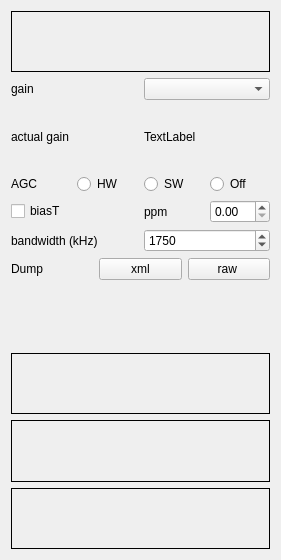
Before: the Qt Designer form sources/devices/rtlsdr-handler/rtlsdr-widget.ui in JvanKatwijk/qt-dab, drawn with Qt 5.
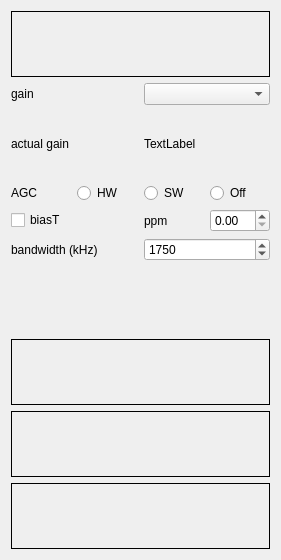
After: the same form once the commit is applied.

```diff
--- a/sources/devices/rtlsdr-handler/rtlsdr-widget.ui
+++ b/sources/devices/rtlsdr-handler/rtlsdr-widget.ui
@@ -153,34 +153,6 @@
      </item>
     </layout>
    </item>
-   <item>
-    <layout class="QHBoxLayout" name="horizontalLayout_6">
-     <item>
-      <widget class="QLabel" name="label_2">
-       <property name="text">
-        <string>Dump </string>
-       </property>
-      </widget>
-     </item>
-     <item>
-      <widget class="QPushButton" name="xml_dumpButton">
-       <property name="toolTip">
-        <string>&lt;html&gt;&lt;head/&gt;&lt;body&gt;&lt;p&gt;Dumps the raw input from the rtlsdr dongle into a self describing file (with header in xml format containing recorded time, container format, frequency, device name, Qt-DAB version)&lt;/p&gt;&lt;p&gt;&lt;br/&gt;&lt;/p&gt;&lt;p&gt;Opens a 'Save as ...' dialog. Press again to stop recording.&lt;/p&gt;&lt;p&gt;&lt;br/&gt;&lt;/p&gt;&lt;p&gt;Very experimental! The resulting file can be read-in by using the xml file handler (if configured)&lt;/p&gt;&lt;p&gt;&lt;br/&gt;&lt;/p&gt;&lt;p&gt;Warning: Produces large files!&lt;/p&gt;&lt;/body&gt;&lt;/html&gt;</string>
-       </property>
-       <property name="text">
-        <string>xml</string>
-       </property>
-      </widget>
-     </item>
-     <item>
-      <widget class="QPushButton" name="iq_dumpButton">
-       <property name="text">
-        <string>raw </string>
-       </property>
-      </widget>
-     </item>
-    </layout>
-   </item>
    <item>
     <widget class="QLabel" name="overflowLabel">
      <property name="text">
```
